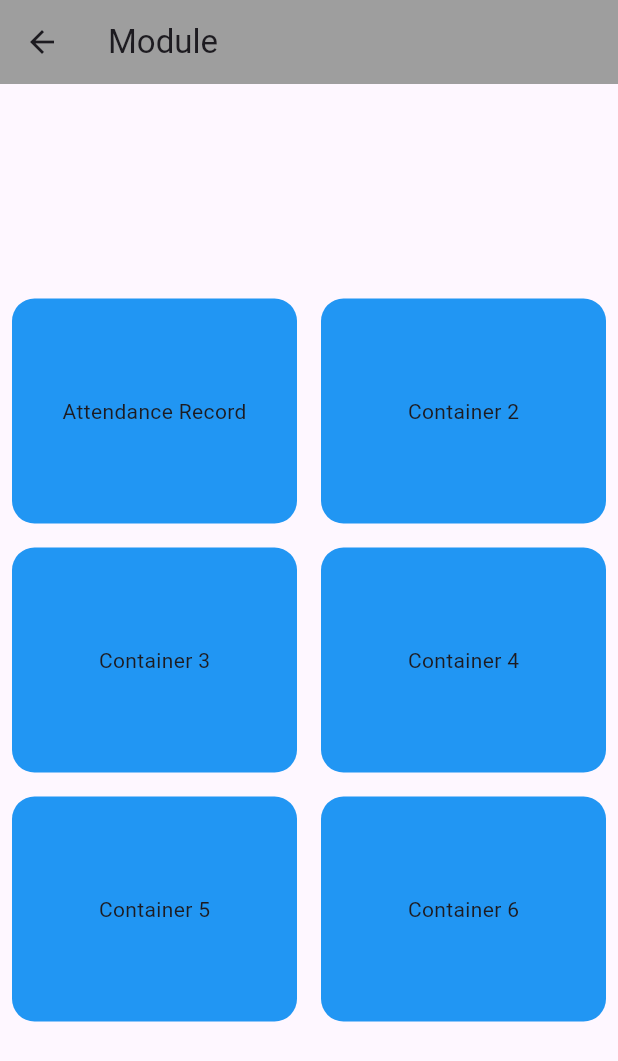
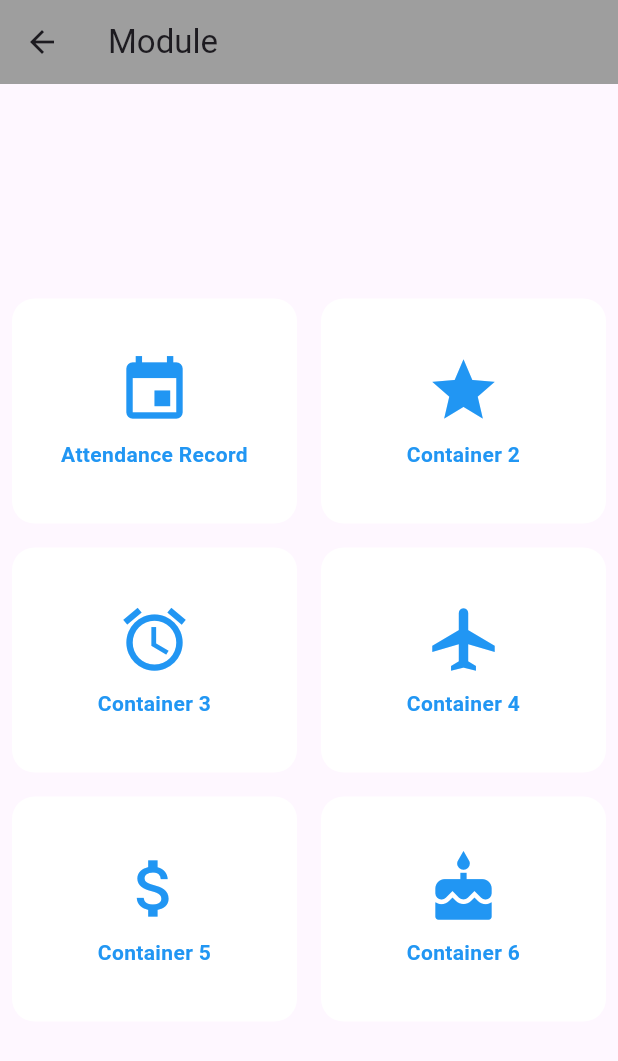
Before and after one commit to RussellStevenson/attendance_app, a Flutter app: the ModuleScreen screen opened directly, on a phone screen of 412 x 824 dp. Shown: the top 1061 px of the screen. Run offline on Flutter 3.47's test engine with Material 3 defaults, Android fonts, the phone set to English and light mode, and no system bars.

Commit message:
first commit

```diff
--- a/lib/attendance_record_screen.dart
+++ b/lib/attendance_record_screen.dart
@@ -8,6 +8,7 @@ class AttendanceRecordScreen extends StatelessWidget {
     return Scaffold(
       appBar: AppBar(
         title: const Text('Attendance Record'),
+        backgroundColor: Colors.grey,
       ),
       body: AttendanceRecordList(),
     );
--- a/lib/module_screen.dart
+++ b/lib/module_screen.dart
@@ -15,135 +15,28 @@ class ModuleScreen extends StatelessWidget {
         child: Column(
           mainAxisAlignment: MainAxisAlignment.center,
           children: [
+            // First Row
             Row(
               mainAxisAlignment: MainAxisAlignment.center,
               children: [
-                Expanded(
-                  child: GestureDetector(
-                    onTap: () {
-                      Navigator.pushReplacement(
-                        context,
-                        MaterialPageRoute(builder: (context) =>  AttendanceRecordScreen()), // Replace MainPage with your actual main page
-                      );
-                    },
-                    child: Container(
-                      height: 150.0,
-                      margin: const EdgeInsets.all(8.0),
-                      decoration: BoxDecoration(
-                        color: Colors.blue,
-                        borderRadius: BorderRadius.circular(15.0), // Set the circular border radius
-                      ),
-                      child: const Center(
-                        child: Text('Attendance Record'),
-                      ),
-                    ),
-                  ),
-                ),
-                Expanded(
-                  child: GestureDetector(
-                    onTap: () {
-                      // Handle click for Container 2
-                      print('Container 2 clicked');
-                    },
-                    child: Container(
-                      height: 150.0,
-                      margin: const EdgeInsets.all(8.0),
-                      decoration: BoxDecoration(
-                        color: Colors.blue,
-                        borderRadius: BorderRadius.circular(15.0), // Set the circular border radius
-                      ),
-                      child: const Center(
-                        child: Text('Container 2'),
-                      ),
-                    ),
-                  ),
-                ),
+                buildContainer(context, 'Attendance Record', Icons.event),
+                buildContainer(context, 'Container 2', Icons.star),
               ],
             ),
+            // Second Row
             Row(
               mainAxisAlignment: MainAxisAlignment.center,
               children: [
-                Expanded(
-                  child: GestureDetector(
-                    onTap: () {
-                      // Handle click for Container 3
-                      print('Container 3 clicked');
-                    },
-                    child: Container(
-                      height: 150.0,
-                      margin: const EdgeInsets.all(8.0),
-                      decoration: BoxDecoration(
-                        color: Colors.blue,
-                        borderRadius: BorderRadius.circular(15.0), // Set the circular border radius
-                      ),
-                      child: const Center(
-                        child: Text('Container 3'),
-                      ),
-                    ),
-                  ),
-                ),
-                Expanded(
-                  child: GestureDetector(
-                    onTap: () {
-                      // Handle click for Container 4
-                      print('Container 4 clicked');
-                    },
-                    child: Container(
-                      height: 150.0,
-                      margin: const EdgeInsets.all(8.0),
-                      decoration: BoxDecoration(
-                        color: Colors.blue,
-                        borderRadius: BorderRadius.circular(15.0), // Set the circular border radius
-                      ),
-                      child: const Center(
-                        child: Text('Container 4'),
-                      ),
-                    ),
-                  ),
-                ),
+                buildContainer(context, 'Container 3', Icons.access_alarm),
+                buildContainer(context, 'Container 4', Icons.airplanemode_active),
               ],
             ),
+            // Third Row
             Row(
               mainAxisAlignment: MainAxisAlignment.center,
               children: [
-                Expanded(
-                  child: GestureDetector(
-                    onTap: () {
-                      // Handle click for Container 5
-                      print('Container 5 clicked');
-                    },
-                    child: Container(
-                      height: 150.0,
-                      margin: const EdgeInsets.all(8.0),
-                      decoration: BoxDecoration(
-                        color: Colors.blue,
-                        borderRadius: BorderRadius.circular(15.0), // Set the circular border radius
-                      ),
-                      child: const Center(
-                        child: Text('Container 5'),
-                      ),
-                    ),
-                  ),
-                ),
-                Expanded(
-                  child: GestureDetector(
-                    onTap: () {
-                      // Handle click for Container 6
-                      print('Container 6 clicked');
-                    },
-                    child: Container(
-                      height: 150.0,
-                      margin: const EdgeInsets.all(8.0),
-                      decoration: BoxDecoration(
-                        color: Colors.blue,
-                        borderRadius: BorderRadius.circular(15.0), // Set the circular border radius
-                      ),
-                      child: const Center(
-                        child: Text('Container 6'),
-                      ),
-                    ),
-                  ),
-                ),
+                buildContainer(context, 'Container 5', Icons.attach_money),
+                buildContainer(context, 'Container 6', Icons.cake),
               ],
             ),
           ],
@@ -151,4 +44,44 @@ class ModuleScreen extends StatelessWidget {
       ),
     );
   }
+
+  Widget buildContainer(BuildContext context, String text, IconData icon) {
+    return Expanded(
+      child: GestureDetector(
+        onTap: () {
+          Navigator.pushReplacement(
+            context,
+            MaterialPageRoute(builder: (context) =>  AttendanceRecordScreen()),
+          );
+        },
+        child: Container(
+          height: 150.0,
+          margin: const EdgeInsets.all(8.0),
+          decoration: BoxDecoration(
+            color: Colors.white, // Set the background color to white
+            borderRadius: BorderRadius.circular(15.0), // Set the circular border radius
+          ),
+          child: Column(
+            mainAxisAlignment: MainAxisAlignment.center,
+            children: [
+              Icon(
+                icon,
+                size: 50.0,
+                color: Colors.blue, // Set the color of the icon
+              ),
+              const SizedBox(height: 8.0),
+              Text(
+                text,
+                textAlign: TextAlign.center,
+                style: TextStyle(
+                  color: Colors.blue, // Set the color of the text
+                  fontWeight: FontWeight.bold,
+                ),
+              ),
+            ],
+          ),
+        ),
+      ),
+    );
+  }
 }
```
